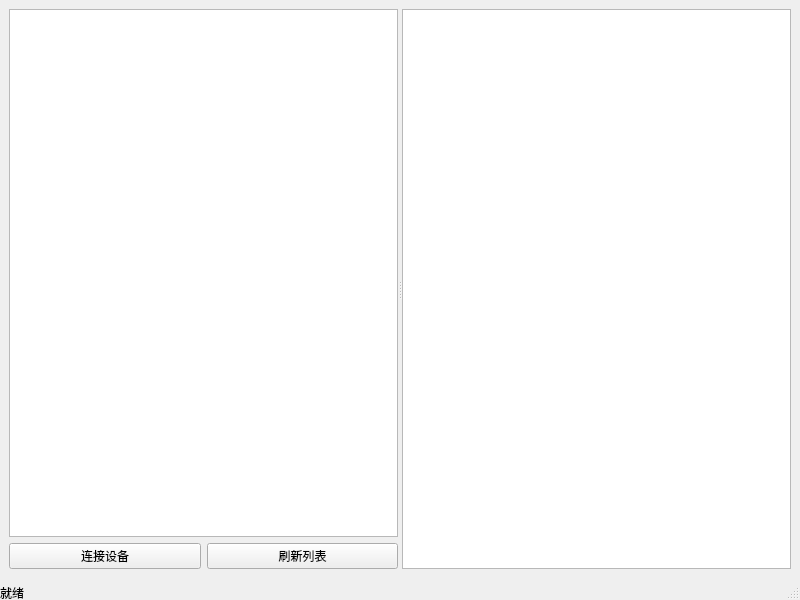
Qt form phone-linkc/src/ui/mainwindow.ui (JTBlink/phone-link-cross) before a commit.
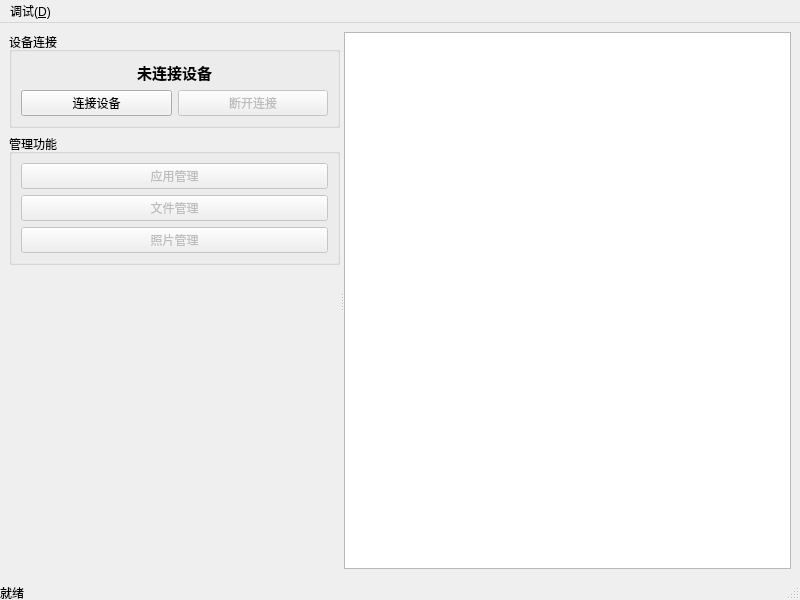
The same form after that commit.

Commit message: feat(界面): 添加设备连接对话框 新增独立的设备连接对话框，将设备选择和连接逻辑从主窗口分离。 实现设备列表动态刷新、状态显示和连接确认功能。 同时添加调试窗口用于开发阶段的设备状态监控。

What changed in the file:
```diff
--- a/phone-linkc/src/ui/mainwindow.ui
+++ b/phone-linkc/src/ui/mainwindow.ui
@@ -23,17 +23,33 @@
       <widget class="QWidget" name="leftWidget" native="true">
        <layout class="QVBoxLayout" name="leftLayout">
         <item>
-         <widget class="QListWidget" name="deviceList">
-          <property name="minimumSize">
-           <size>
-            <width>200</width>
-            <height>0</height>
-           </size>
+         <widget class="QGroupBox" name="deviceGroup">
+          <property name="title">
+           <string>设备连接</string>
+          </property>
+          <layout class="QVBoxLayout" name="deviceLayout">
+           <item>
+            <widget class="QLabel" name="deviceNameLabel">
+             <property name="text">
+              <string>未连接设备</string>
+             </property>
+             <property name="font">
+              <font>
+               <pointsize>11</pointsize>
+               <weight>75</weight>
+               <bold>true</bold>
+              </font>
+             </property>
+             <property name="alignment">
+              <set>Qt::AlignCenter</set>
+             </property>
+             <property name="wordWrap">
+              <bool>true</bool>
           </property>
          </widget>
         </item>
         <item>
-         <layout class="QHBoxLayout" name="buttonLayout">
+            <layout class="QHBoxLayout" name="connectButtonLayout">
           <item>
            <widget class="QPushButton" name="connectButton">
             <property name="text">
@@ -44,11 +60,69 @@
           <item>
            <widget class="QPushButton" name="refreshButton">
             <property name="text">
-             <string>刷新列表</string>
-            </property>
+                <string>断开连接</string>
+               </property>
+               <property name="enabled">
+                <bool>false</bool>
+               </property>
            </widget>
           </item>
          </layout>
+           </item>
+          </layout>
+         </widget>
+        </item>
+        <item>
+         <widget class="QGroupBox" name="managementGroup">
+          <property name="title">
+           <string>管理功能</string>
+          </property>
+          <layout class="QVBoxLayout" name="managementLayout">
+           <item>
+            <widget class="QPushButton" name="appManageButton">
+             <property name="text">
+              <string>应用管理</string>
+             </property>
+             <property name="enabled">
+              <bool>false</bool>
+             </property>
+            </widget>
+           </item>
+           <item>
+            <widget class="QPushButton" name="fileManageButton">
+             <property name="text">
+              <string>文件管理</string>
+             </property>
+             <property name="enabled">
+              <bool>false</bool>
+             </property>
+            </widget>
+           </item>
+           <item>
+            <widget class="QPushButton" name="photoManageButton">
+             <property name="text">
+              <string>照片管理</string>
+             </property>
+             <property name="enabled">
+              <bool>false</bool>
+             </property>
+            </widget>
+           </item>
+          </layout>
+         </widget>
+        </item>
+        <item>
+         <spacer name="leftSpacer">
+          <property name="orientation">
+           <enum>Qt::Vertical</enum>
+          </property>
+          <property name="sizeHint" stdset="0">
+           <size>
+            <width>20</width>
+            <height>40</height>
+           </size>
+          </property>
+         </spacer>
         </item>
        </layout>
       </widget>
@@ -70,6 +144,13 @@
      <height>22</height>
     </rect>
    </property>
+   <widget class="QMenu" name="menuDebug">
+    <property name="title">
+     <string>调试(&amp;D)</string>
+    </property>
+    <addaction name="actionOpenDebugWindow"/>
+   </widget>
+   <addaction name="menuDebug"/>
   </widget>
   <widget class="QStatusBar" name="statusbar">
    <widget class="QLabel" name="statusLabel">
```
Left out of the diff: 10 changed lines with no effect on the pictures. Lines whose indentation alone changed are shown as unchanged. The commit also changes 10 other files.
